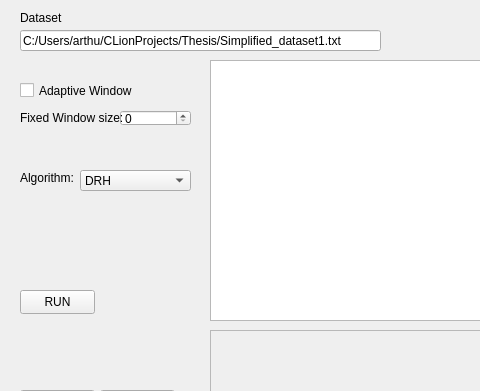
This is MainWindow.ui in ArthurVGitHub/RealTime-Data-Compression-Simulator as Qt 5 draws it before an edit; both pictures show x 0 to 480 and y 0 to 391 of the 800 by 600 pixel window. The edited form follows.
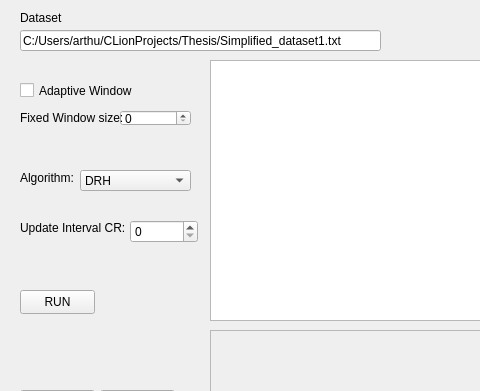
This is the edited form.

```diff
--- a/MainWindow.ui
+++ b/MainWindow.ui
@@ -268,6 +268,32 @@
      </widget>
     </widget>
    </widget>
+   <widget class="QSpinBox" name="updateIntervalSpinBox">
+    <property name="geometry">
+     <rect>
+      <x>130</x>
+      <y>220</y>
+      <width>68</width>
+      <height>23</height>
+     </rect>
+    </property>
+    <property name="maximum">
+     <number>10000</number>
+    </property>
+   </widget>
+   <widget class="QLabel" name="label_4">
+    <property name="geometry">
+     <rect>
+      <x>20</x>
+      <y>220</y>
+      <width>111</width>
+      <height>16</height>
+     </rect>
+    </property>
+    <property name="text">
+     <string>Update Interval CR:</string>
+    </property>
+   </widget>
   </widget>
   <widget class="QMenuBar" name="menubar">
    <property name="geometry">
```
